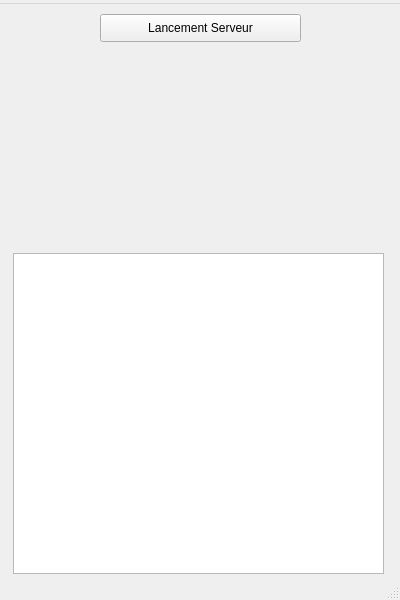
Above: serveur/mainwindow.ui from etiennelndr/serveur_voilierautonome before the change. Below: the same form after it.
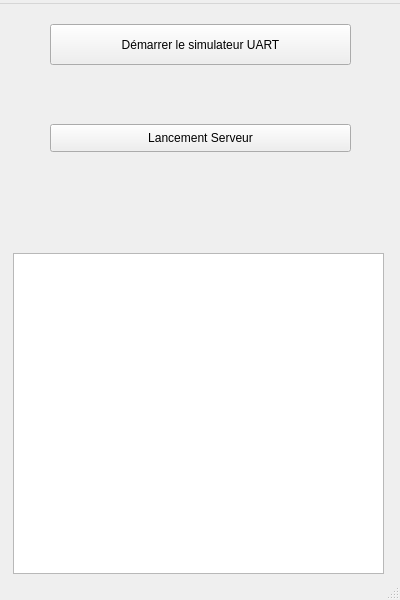
That is the form after the change.

```diff
--- a/serveur/mainwindow.ui
+++ b/serveur/mainwindow.ui
@@ -23,9 +23,9 @@
    <widget class="QPushButton" name="lancement_serveur">
     <property name="geometry">
      <rect>
-      <x>100</x>
-      <y>10</y>
-      <width>201</width>
+      <x>50</x>
+      <y>120</y>
+      <width>301</width>
       <height>28</height>
      </rect>
     </property>
@@ -43,6 +43,19 @@
      </rect>
     </property>
    </widget>
+   <widget class="QPushButton" name="UARTsimulator">
+    <property name="geometry">
+     <rect>
+      <x>50</x>
+      <y>20</y>
+      <width>301</width>
+      <height>41</height>
+     </rect>
+    </property>
+    <property name="text">
+     <string>Démarrer le simulateur UART</string>
+    </property>
+   </widget>
   </widget>
   <widget class="QMenuBar" name="menubar">
    <property name="geometry">
```
Left out of the diff: 2 changed lines with no effect on the pictures.
